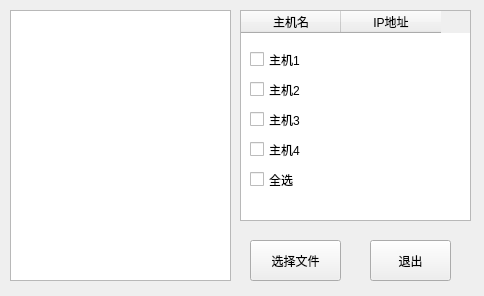
First picture: the form in Qtui/widget.ui, repository kelolemon/Multi-Linux-Data-Transmission-System, before the edit.
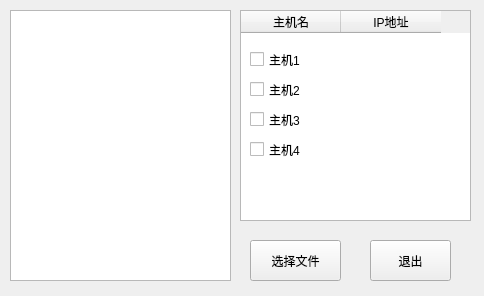
Second picture: the form after the edit.

```diff
--- a/Qtui/widget.ui
+++ b/Qtui/widget.ui
@@ -121,19 +121,6 @@
     <string>主机4</string>
    </property>
   </widget>
-  <widget class="QCheckBox" name="checkBox_5">
-   <property name="geometry">
-    <rect>
-     <x>250</x>
-     <y>170</y>
-     <width>91</width>
-     <height>19</height>
-    </rect>
-   </property>
-   <property name="text">
-    <string>全选</string>
-   </property>
-  </widget>
  </widget>
  <resources/>
  <connections/>
```
